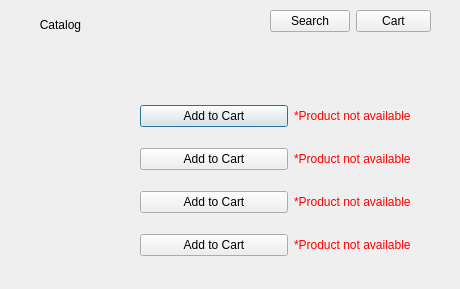
aishakandeell/cs2labproject, file products.ui: the form before one commit.
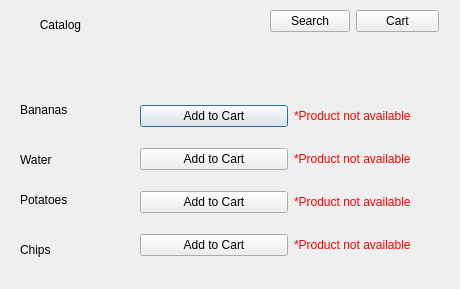
The form after the commit.

```diff
--- a/products.ui
+++ b/products.ui
@@ -99,7 +99,7 @@
     <rect>
      <x>270</x>
      <y>10</y>
-     <width>161</width>
+     <width>169</width>
      <height>31</height>
     </rect>
    </property>
@@ -120,6 +120,58 @@
     </item>
    </layout>
   </widget>
+  <widget class="QLabel" name="label_2">
+   <property name="geometry">
+    <rect>
+     <x>20</x>
+     <y>100</y>
+     <width>63</width>
+     <height>20</height>
+    </rect>
+   </property>
+   <property name="text">
+    <string>Bananas</string>
+   </property>
+  </widget>
+  <widget class="QLabel" name="label_3">
+   <property name="geometry">
+    <rect>
+     <x>20</x>
+     <y>150</y>
+     <width>63</width>
+     <height>20</height>
+    </rect>
+   </property>
+   <property name="text">
+    <string>Water</string>
+   </property>
+  </widget>
+  <widget class="QLabel" name="label_4">
+   <property name="geometry">
+    <rect>
+     <x>20</x>
+     <y>190</y>
+     <width>63</width>
+     <height>20</height>
+    </rect>
+   </property>
+   <property name="text">
+    <string>Potatoes</string>
+   </property>
+  </widget>
+  <widget class="QLabel" name="label_5">
+   <property name="geometry">
+    <rect>
+     <x>20</x>
+     <y>240</y>
+     <width>63</width>
+     <height>20</height>
+    </rect>
+   </property>
+   <property name="text">
+    <string>Chips</string>
+   </property>
+  </widget>
  </widget>
  <resources/>
  <connections/>
```
